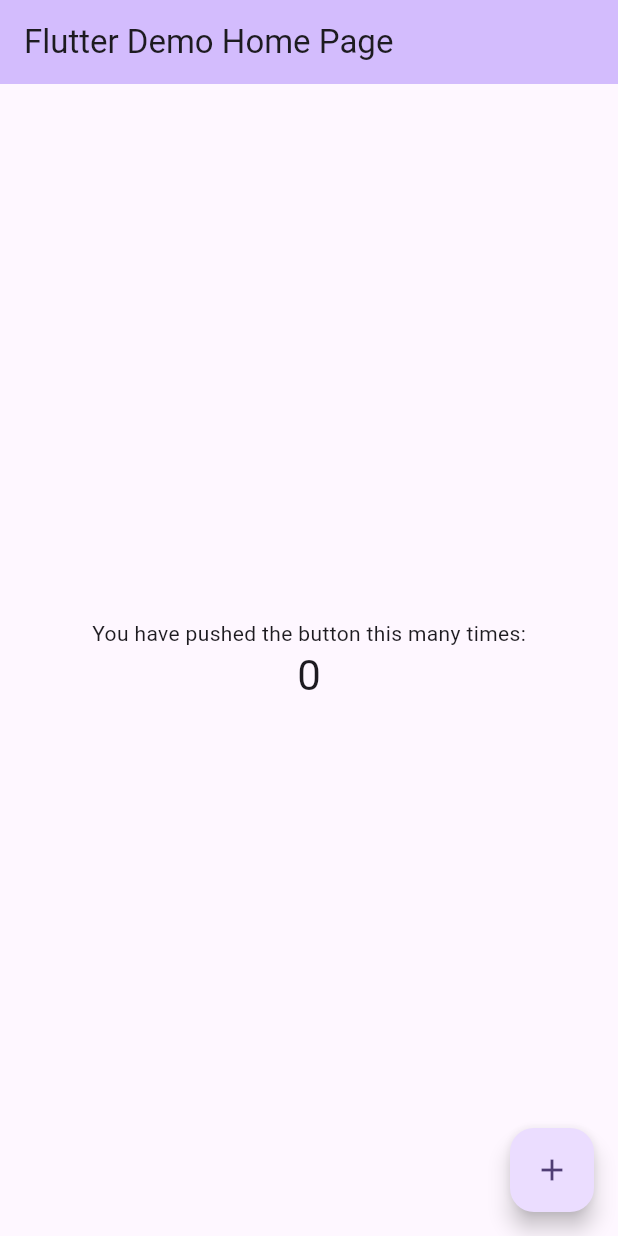
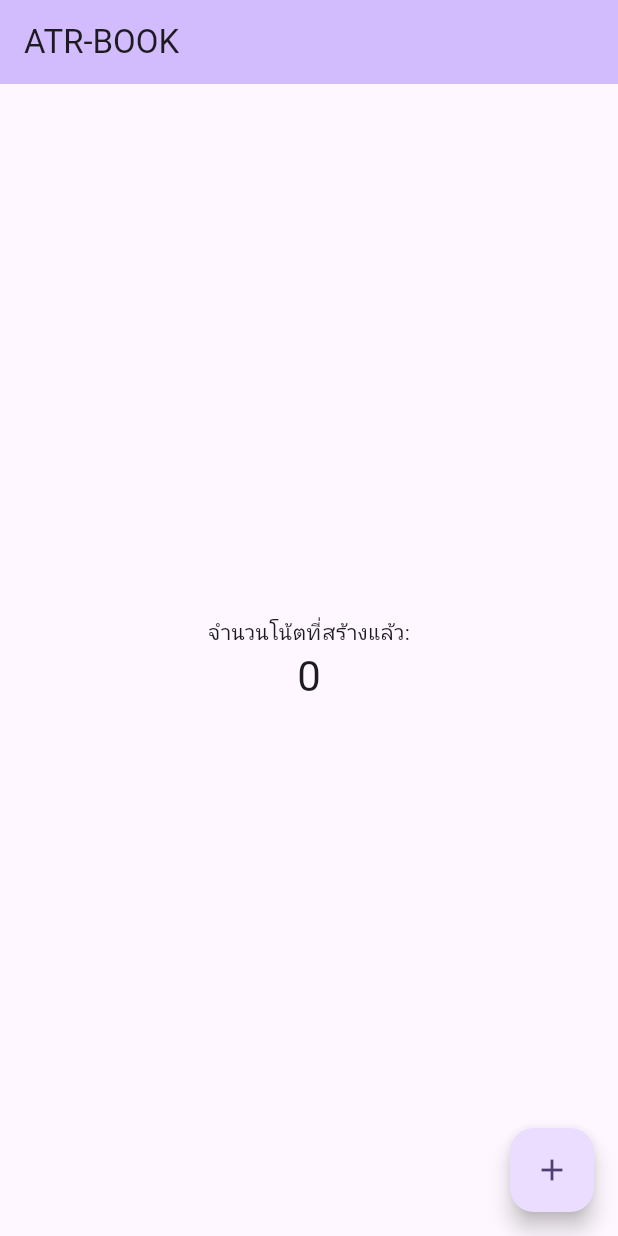
Before and after one commit to ATRG-GN/ATR-BOOK, a Flutter app: the screen it shows after launch, on a phone screen of 412 x 824 dp. Run offline on Flutter 3.47's test engine with Material 3 defaults, Android fonts, the phone set to English and light mode, and no system bars.

Commit message:
Refine ATR-BOOK prototype copy, behavior docs, and widget tests

```diff
--- a/lib/main.dart
+++ b/lib/main.dart
@@ -1,4 +1,6 @@
 import 'package:flutter/material.dart';
+
+const String kAppName = 'ATR-BOOK';
 
 void main() {
   runApp(const MyApp());
@@ -7,45 +9,20 @@ void main() {
 class MyApp extends StatelessWidget {
   const MyApp({super.key});
 
-  // This widget is the root of your application.
   @override
   Widget build(BuildContext context) {
     return MaterialApp(
-      title: 'Flutter Demo',
+      title: kAppName,
       theme: ThemeData(
-        // This is the theme of your application.
-        //
-        // TRY THIS: Try running your application with "flutter run". You'll see
-        // the application has a purple toolbar. Then, without quitting the app,
-        // try changing the seedColor in the colorScheme below to Colors.green
-        // and then invoke "hot reload" (save your changes or press the "hot
-        // reload" button in a Flutter-supported IDE, or press "r" if you used
-        // the command line to start the app).
-        //
-        // Notice that the counter didn't reset back to zero; the application
-        // state is not lost during the reload. To reset the state, use hot
-        // restart instead.
-        //
-        // This works for code too, not just values: Most code changes can be
-        // tested with just a hot reload.
         colorScheme: ColorScheme.fromSeed(seedColor: Colors.deepPurple),
       ),
-      home: const MyHomePage(title: 'Flutter Demo Home Page'),
+      home: const MyHomePage(title: kAppName),
     );
   }
 }
 
 class MyHomePage extends StatefulWidget {
   const MyHomePage({super.key, required this.title});
-
-  // This widget is the home page of your application. It is stateful, meaning
-  // that it has a State object (defined below) that contains fields that affect
-  // how it looks.
-
-  // This class is the configuration for the state. It holds the values (in this
-  // case the title) provided by the parent (in this case the App widget) and
-  // used by the build method of the State. Fields in a Widget subclass are
-  // always marked "final".
 
   final String title;
 
@@ -58,55 +35,26 @@ class _MyHomePageState extends State<MyHomePage> {
 
   void _incrementCounter() {
     setState(() {
-      // This call to setState tells the Flutter framework that something has
-      // changed in this State, which causes it to rerun the build method below
-      // so that the display can reflect the updated values. If we changed
-      // _counter without calling setState(), then the build method would not be
-      // called again, and so nothing would appear to happen.
       _counter++;
     });
   }
 
   @override
   Widget build(BuildContext context) {
-    // This method is rerun every time setState is called, for instance as done
-    // by the _incrementCounter method above.
-    //
-    // The Flutter framework has been optimized to make rerunning build methods
-    // fast, so that you can just rebuild anything that needs updating rather
-    // than having to individually change instances of widgets.
+    // Keep the screen focused on one clear action: count created notes.
     return Scaffold(
       appBar: AppBar(
-        // TRY THIS: Try changing the color here to a specific color (to
-        // Colors.amber, perhaps?) and trigger a hot reload to see the AppBar
-        // change color while the other colors stay the same.
         backgroundColor: Theme.of(context).colorScheme.inversePrimary,
-        // Here we take the value from the MyHomePage object that was created by
-        // the App.build method, and use it to set our appbar title.
         title: Text(widget.title),
       ),
       body: Center(
-        // Center is a layout widget. It takes a single child and positions it
-        // in the middle of the parent.
         child: Column(
-          // Column is also a layout widget. It takes a list of children and
-          // arranges them vertically. By default, it sizes itself to fit its
-          // children horizontally, and tries to be as tall as its parent.
-          //
-          // Column has various properties to control how it sizes itself and
-          // how it positions its children. Here we use mainAxisAlignment to
-          // center the children vertically; the main axis here is the vertical
-          // axis because Columns are vertical (the cross axis would be
-          // horizontal).
-          //
-          // TRY THIS: Invoke "debug painting" (choose the "Toggle Debug Paint"
-          // action in the IDE, or press "p" in the console), to see the
-          // wireframe for each widget.
           mainAxisAlignment: MainAxisAlignment.center,
           children: <Widget>[
-            const Text('You have pushed the button this many times:'),
+            const Text('จำนวนโน้ตที่สร้างแล้ว:'),
             Text(
               '$_counter',
+              key: const ValueKey('noteCounterText'),
               style: Theme.of(context).textTheme.headlineMedium,
             ),
           ],
@@ -114,9 +62,9 @@ class _MyHomePageState extends State<MyHomePage> {
       ),
       floatingActionButton: FloatingActionButton(
         onPressed: _incrementCounter,
-        tooltip: 'Increment',
+        tooltip: 'เพิ่มโน้ต',
         child: const Icon(Icons.add),
-      ), // This trailing comma makes auto-formatting nicer for build methods.
+      ),
     );
   }
 }
```
Also changed, not shown: 2 other files.
